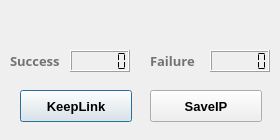
First picture: the form in qlinkkeeper.ui, repository Zalafina/QLinkKeeper, before the edit.
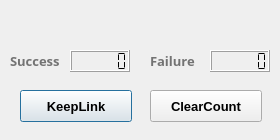
Second picture: the form after the edit.

```diff
--- a/qlinkkeeper.ui
+++ b/qlinkkeeper.ui
@@ -172,7 +172,7 @@
     </font>
    </property>
    <property name="text">
-    <string>SaveIP</string>
+    <string>ClearCount</string>
    </property>
    <property name="autoDefault">
     <bool>false</bool>
```
Left out of the diff: 2 changed lines with no effect on the pictures.
